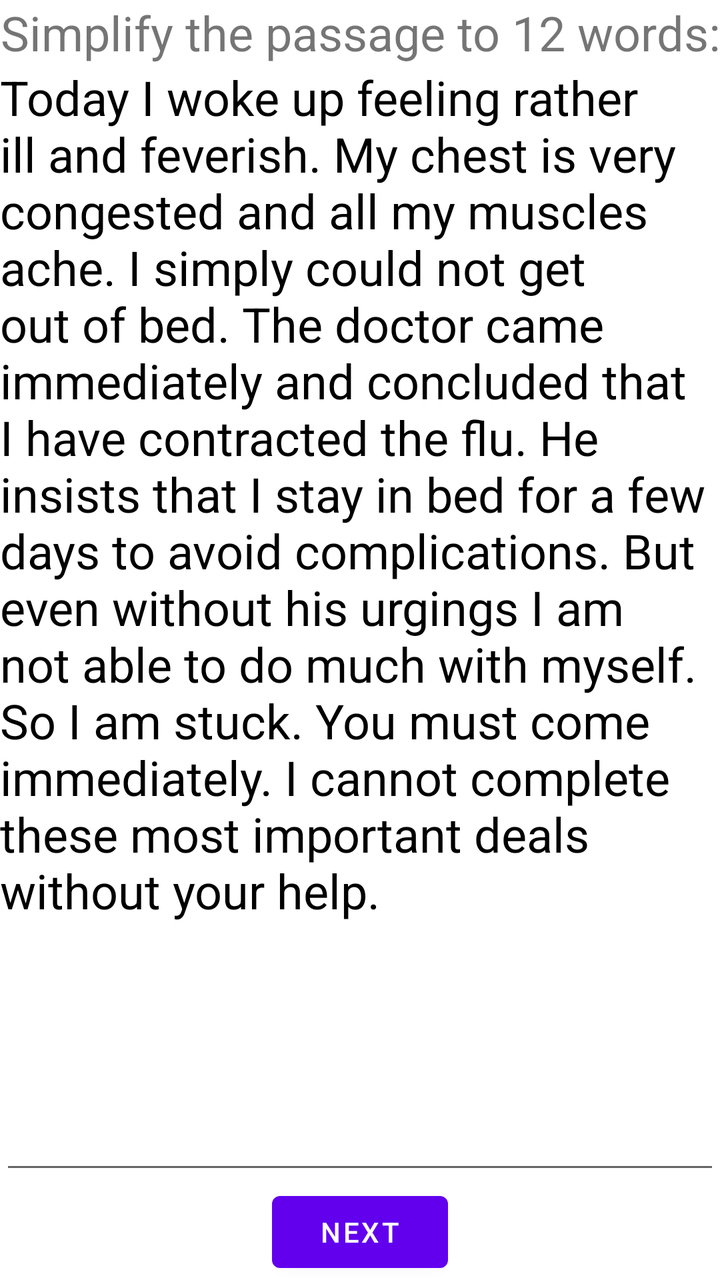
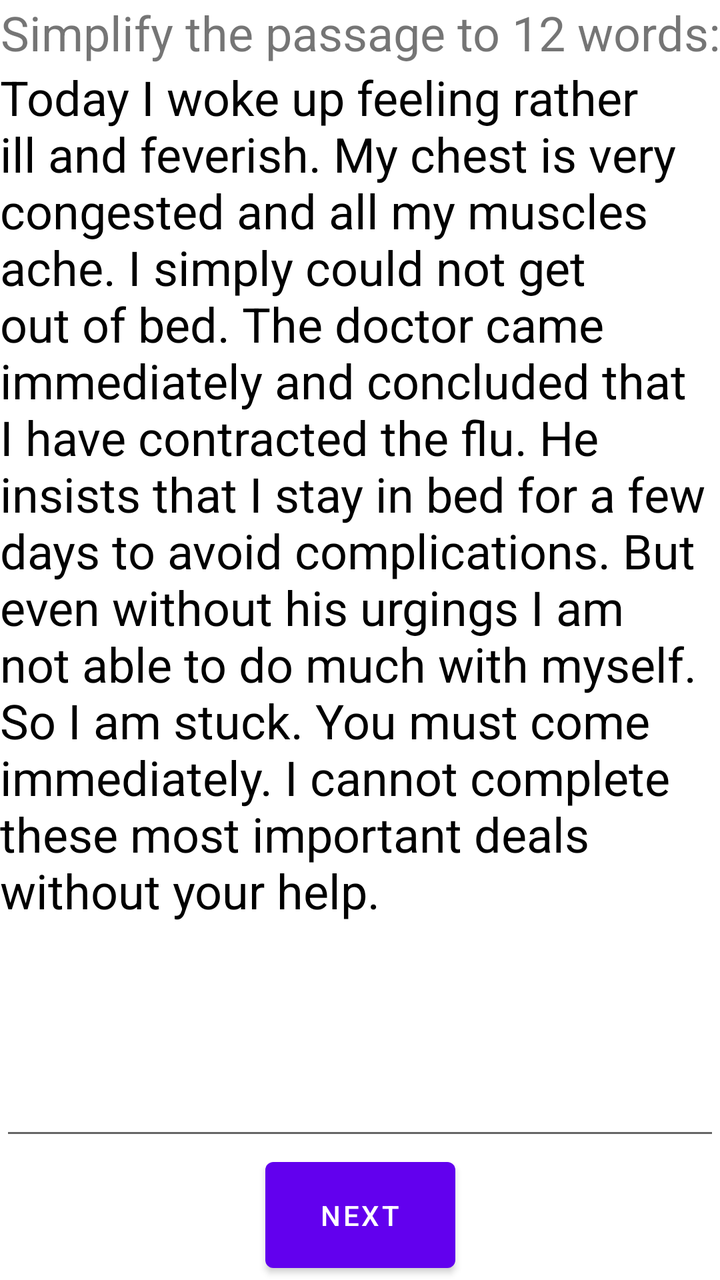

The first picture is an Android layout as it rendered before a commit; the second is the same layout after the commit. The layout source and the unified diff follow.
<!-- AndroidManifest.xml: application theme Theme.TelegramActivity -->
<!-- res/layout/fragment_activity.xml -->
<?xml version="1.0" encoding="utf-8"?>
<androidx.constraintlayout.widget.ConstraintLayout xmlns:android="http://schemas.android.com/apk/res/android"
    xmlns:app="http://schemas.android.com/apk/res-auto"
    xmlns:tools="http://schemas.android.com/tools"
    android:layout_width="match_parent"
    android:layout_height="match_parent"
    tools:context=".ActivityFragment" >

    <Button
        android:id="@+id/button"
        android:layout_width="wrap_content"
        android:layout_height="wrap_content"
        android:text="@string/next"
        app:layout_constraintBottom_toBottomOf="parent"
        app:layout_constraintEnd_toEndOf="parent"
        app:layout_constraintStart_toStartOf="parent" />

    <TextView
        android:id="@+id/textView2"
        android:layout_width="wrap_content"
        android:layout_height="wrap_content"
        android:text="@string/short_instructions"
        android:textSize="24sp"
        app:layout_constraintEnd_toEndOf="parent"
        app:layout_constraintStart_toStartOf="parent"
        app:layout_constraintTop_toTopOf="parent" />

    <TextView
        android:id="@+id/textView3"
        android:layout_width="wrap_content"
        android:layout_height="wrap_content"
        android:text="@string/telegram_text"
        android:textSize="24sp"
        android:textColor="#000000"
        app:layout_constraintEnd_toEndOf="parent"
        app:layout_constraintStart_toStartOf="parent"
        app:layout_constraintTop_toBottomOf="@+id/textView2" />

    <EditText
        android:id="@+id/editTextTextMultiLine"
        android:layout_width="0dp"
        android:layout_height="0dp"
        android:ems="10"
        android:gravity="start|top"
        android:inputType="textMultiLine"
        app:layout_constraintBottom_toTopOf="@+id/button"
        app:layout_constraintEnd_toEndOf="parent"
        app:layout_constraintStart_toStartOf="parent"
        app:layout_constraintTop_toBottomOf="@+id/textView3"
        tools:ignore="SpeakableTextPresentCheck" />

</androidx.constraintlayout.widget.ConstraintLayout>
<!-- resources referenced by this layout -->
<resources>
  <string name="next">Next</string>
  <string name="short_instructions">Simplify the passage to 12 words:</string>
  <string name="telegram_text">Today I woke up feeling rather ill and feverish. My chest is very congested and all my muscles ache. I simply could not get out of bed. The doctor came immediately and concluded that I have contracted the flu. He insists that I stay in bed for a few days to avoid complications. But even without his urgings I am not able to do much with myself. So I am stuck. You must come immediately. I cannot complete these most important deals without your help.</string>
  <style name="Theme.TelegramActivity" parent="Theme.MaterialComponents.DayNight.DarkActionBar">
          
          <item name="colorPrimary">@color/purple_500</item>
          <item name="colorPrimaryVariant">@color/purple_700</item>
          <item name="colorOnPrimary">@color/white</item>
          
          <item name="colorSecondary">@color/teal_200</item>
          <item name="colorSecondaryVariant">@color/teal_700</item>
          <item name="colorOnSecondary">@color/black</item>
          
          <item name="android:statusBarColor" tools:targetApi="l">?attr/colorPrimaryVariant</item>
          
      </style>
  <color name="purple_500">#FF6200EE</color>
  <color name="purple_700">#FF3700B3</color>
  <color name="white">#FFFFFFFF</color>
  <color name="teal_200">#FF03DAC5</color>
  <color name="teal_700">#FF018786</color>
  <color name="black">#FF000000</color>
</resources>

<!-- the commit's change to res/layout/fragment_activity.xml (unified diff, before → after) -->
@@ -8,8 +8,8 @@
 
     <Button
         android:id="@+id/button"
-        android:layout_width="wrap_content"
-        android:layout_height="wrap_content"
+        android:layout_width="95dp"
+        android:layout_height="65dp"
         android:text="@string/next"
         app:layout_constraintBottom_toBottomOf="parent"
         app:layout_constraintEnd_toEndOf="parent"
